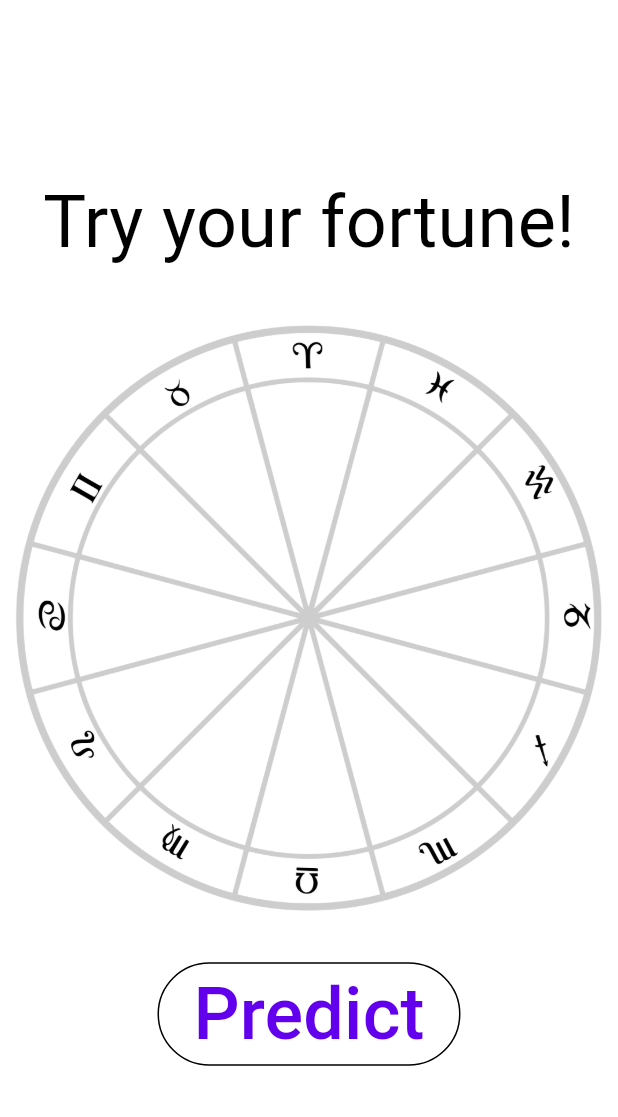
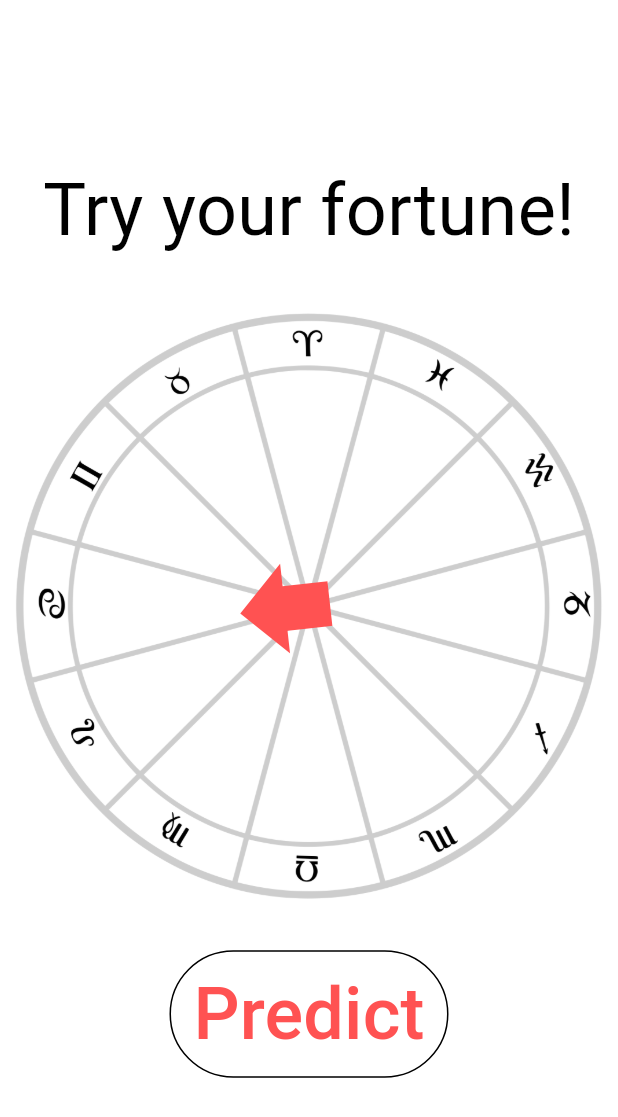
Before and after one commit to Artem-Neludimi/todays_predictions, a Flutter app: the screen it shows after launch, after a tap on "Predict", on a phone screen of 412 x 824 dp. Shown: the top 1117 px of the screen. Run offline on Flutter 3.47's test engine with Material 3 defaults, Android fonts, the phone set to English and light mode, and no system bars; network calls fail; Roboto replaces fonts that are missing (YuseiMagic).

```diff
--- a/lib/todays_predictions.dart
+++ b/lib/todays_predictions.dart
@@ -1,4 +1,10 @@
+// ignore_for_file: use_build_context_synchronously
+
+import 'dart:convert';
+import 'dart:math';
+
 import 'package:flutter/material.dart';
+import 'package:http/http.dart' as http;
 
 class TodaysPredictions extends StatefulWidget {
   const TodaysPredictions({super.key});
@@ -8,6 +14,8 @@ class TodaysPredictions extends StatefulWidget {
 }
 
 class _TodaysPredictionsState extends State<TodaysPredictions> {
+  var _rotation = 0.0;
+
   @override
   Widget build(BuildContext context) {
     return Scaffold(
@@ -27,10 +35,71 @@ class _TodaysPredictionsState extends State<TodaysPredictions> {
                 ),
               ),
               const SizedBox(height: 32),
-              Image.asset('assets/images/circle.png'),
+              Stack(
+                alignment: Alignment.center,
+                children: [
+                  Image.asset('assets/images/circle.png'),
+                  AnimatedRotation(
+                    curve: Curves.fastEaseInToSlowEaseOut,
+                    duration: const Duration(seconds: 9),
+                    turns: _rotation,
+                    child: Padding(
+                      padding: const EdgeInsets.only(bottom: 32),
+                      child: Transform.rotate(
+                        angle: 3.14 * 3 / 2,
+                        child: const Icon(
+                          Icons.forward,
+                          size: 90,
+                          color: Colors.redAccent,
+                        ),
+                      ),
+                    ),
+                  )
+                ],
+              ),
               const SizedBox(height: 32),
               OutlinedButton(
-                onPressed: () {},
+                onPressed: () async {
+                  setState(() {
+                    _rotation += 15 + Random().nextDouble();
+                  });
+
+                  final response = await http.get(Uri.parse('http://yerkee.com/api/fortune'));
+                  final fortune = jsonDecode(response.body)['fortune'];
+                  await Future.delayed(const Duration(seconds: 9));
+                  showDialog(
+                    context: context,
+                    builder: (context) => AlertDialog(
+                      title: const Text(
+                        'Your fortune is:',
+                        style: TextStyle(
+                          fontSize: 24,
+                          fontFamily: 'YuseiMagic',
+                        ),
+                      ),
+                      content: Text(
+                        fortune,
+                        style: const TextStyle(
+                          fontSize: 18,
+                          fontFamily: 'YuseiMagic',
+                        ),
+                      ),
+                      actions: [
+                        TextButton(
+                          onPressed: () {
+                            Navigator.of(context).pop();
+                          },
+                          child: const Text('OK'),
+                        ),
+                      ],
+                    ),
+                  );
+                },
+                style: OutlinedButton.styleFrom(
+                  foregroundColor: Colors.redAccent,
+                  backgroundColor: Colors.white,
+                  padding: const EdgeInsets.symmetric(horizontal: 16, vertical: 8),
+                ),
                 child: const Text('Predict',
                     style: TextStyle(
                       fontSize: 48,
```
